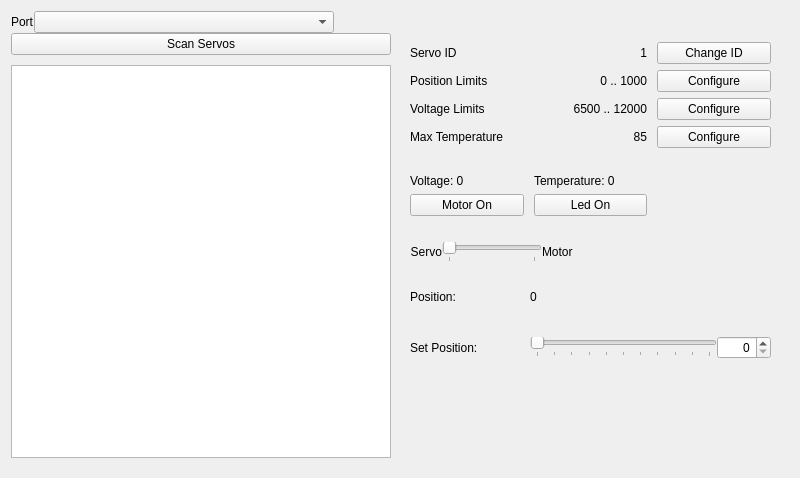
maximkulkin/lewansoul-lx16a, file lewansoul-lx16a-terminal/resources/ServoTerminal.ui: the form before one commit.
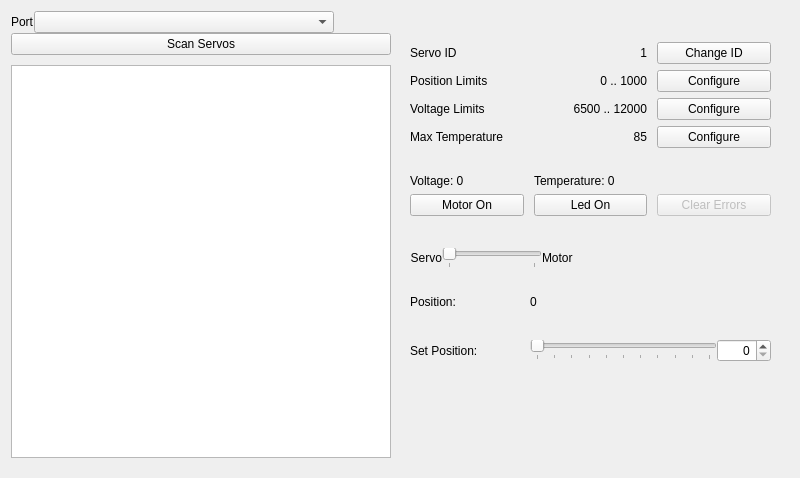
The form after the commit.

Commit message: Add LED errors display

```diff
--- a/lewansoul-lx16a-terminal/resources/ServoTerminal.ui
+++ b/lewansoul-lx16a-terminal/resources/ServoTerminal.ui
@@ -342,6 +342,15 @@
            </property>
           </widget>
          </item>
+         <item row="6" column="2">
+            <widget class="QPushButton" name="clearLedErrorsButton">
+                <property name="text"><string>Clear Errors</string></property>
+                <property name="enabled"><bool>false</bool></property>
+            </widget>
+         </item>
+         <item row="7" column="2">
+           <widget class="QLabel" name="ledErrors" />
+         </item>
          <item row="9" column="0" colspan="3">
           <widget class="QStackedWidget" name="servoOrMotorModeUi">
            <property name="currentIndex">
```
The commit also changes 1 other file.
